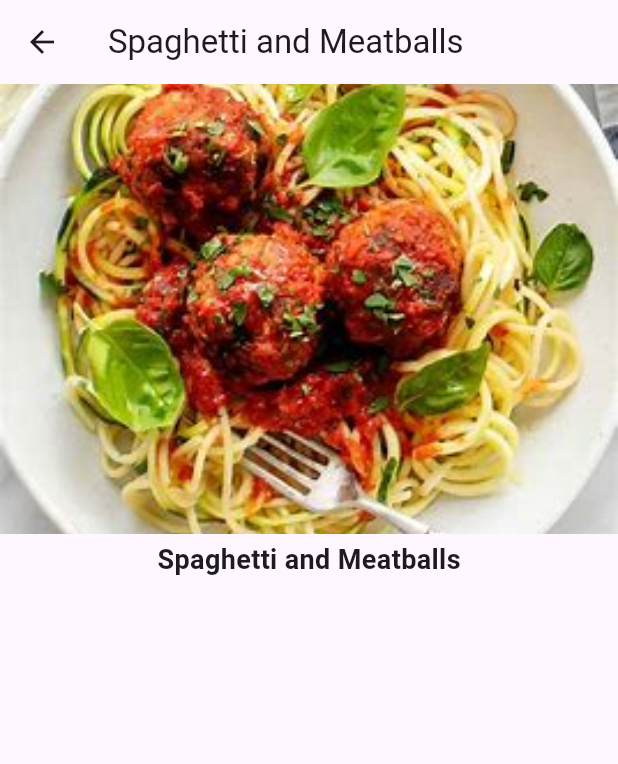
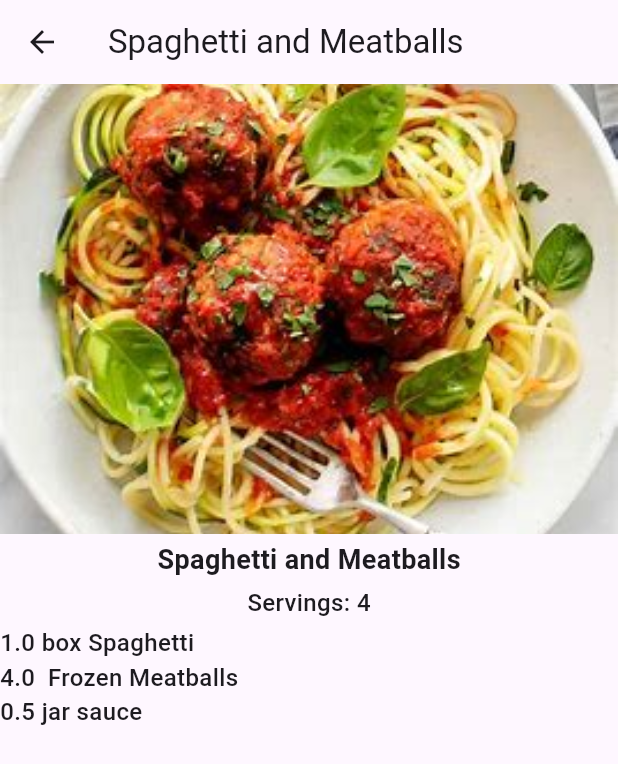
Before and after one commit to MaazU-Dev/Recipe-App, a Flutter app: the screen it shows after launch, after a tap on "Spaghetti and Meatballs", on a phone screen of 412 x 824 dp. Shown: the top 764 px of the screen. Run offline on Flutter 3.47's test engine with Material 3 defaults, Android fonts, the phone set to English and light mode, and no system bars.

Commit message:
serving and ingredeints

```diff
--- a/lib/recipe.dart
+++ b/lib/recipe.dart
@@ -1,8 +1,10 @@
 class MyRecipe {
   String label;
   String imageURL;
+  int servings;
+  List<Ingredient> ingredients;
 
-  MyRecipe(this.label, this.imageURL);
+  MyRecipe(this.label, this.imageURL, this.servings, this.ingredients);
 
   static List<MyRecipe> samples = [
     // Recipe('Spaghetti and Meatballs', 'https://plus.unsplash.com/premium_photo-1664472607170-692bc1d09eb8?q=80&w=1780&auto=format&fit=crop&ixlib=rb-4.0.3&ixid=M3wxMjA3fDB8MHxwaG90by1wYWdlfHx8fGVufDB8fHx8fA%3D%3D'),
@@ -12,12 +14,42 @@ class MyRecipe {
     // Recipe('Taco Salad', 'https://images.unsplash.com/photo-1547496502-affa22d38842?q=80&w=1877&auto=format&fit=crop&ixlib=rb-4.0.3&ixid=M3wxMjA3fDB8MHxwaG90by1wYWdlfHx8fGVufDB8fHx8fA%3D%3D'),
     // Recipe('Hawaiian Pizza', 'https://images.unsplash.com/photo-1565299624946-b28f40a0ae38?q=80&w=1981&auto=format&fit=crop&ixlib=rb-4.0.3&ixid=M3wxMjA3fDB8MHxwaG90by1wYWdlfHx8fGVufDB8fHx8fA%3D%3D'),
     // now pick all above from assets
-    MyRecipe('Spaghetti and Meatballs', 'assets/1.jpeg'),
-    MyRecipe('Tomato Soup', 'assets/2.jpeg'),
-    MyRecipe('Grilled Cheese', 'assets/3.jpeg'),
-    MyRecipe('Chocolate Chip Cookies', 'assets/4.jpeg'),
-    MyRecipe('Taco Salad', 'assets/5.jpeg'),
-    MyRecipe('Hawaiian Pizza', 'assets/6.jpeg'),
+    MyRecipe('Spaghetti and Meatballs', 'assets/1.jpeg', 4, [
+      Ingredient(1.0, 'box', 'Spaghetti'),
+      Ingredient(4.0, '', 'Frozen Meatballs'),
+      Ingredient(0.5, 'jar', 'sauce'),
+    ]),
+    MyRecipe('Tomato Soup', 'assets/2.jpeg', 2, [
+      Ingredient(1.0, 'can', 'Tomato Soup'),
+    ]),
+    MyRecipe('Grilled Cheese', 'assets/3.jpeg', 1, [
+      Ingredient(2.0, 'slices', 'Cheese'),
+      Ingredient(2.0, 'slices', 'Bread'),
+    ]),
+    MyRecipe('Chocolate Chip Cookies', 'assets/4.jpeg', 24, [
+      Ingredient(4.0, 'cups', 'flour'),
+      Ingredient(2.0, 'cups', 'sugar'),
+      Ingredient(0.5, 'cups', 'chocolate chips'),
+    ]),
+    MyRecipe('Taco Salad', 'assets/5.jpeg', 1, [
+      Ingredient(4.0, 'oz', 'taco meat'),
+      Ingredient(0.5, 'cup', 'cheese'),
+      Ingredient(0.5, 'cup', 'chips'),
+      Ingredient(0.5, 'cup', 'salsa'),
+    ]),
+    MyRecipe('Hawaiian Pizza', 'assets/6.jpeg', 4, [
+      Ingredient(1.0, 'item', 'pizza'),
+      Ingredient(1.0, 'cup', 'pineapple'),
+      Ingredient(8.0, 'oz', 'ham'),
+    ]),
     // Recipe('from assets', 'assets/food.jpg'),
   ];
 }
+
+class Ingredient {
+  double quantity;
+  String measure;
+  String name;
+
+  Ingredient(this.quantity, this.measure, this.name);
+}
--- a/lib/recipe_detail.dart
+++ b/lib/recipe_detail.dart
@@ -37,6 +37,33 @@ class _RecipeDetailState extends State<RecipeDetail> {
                 fontWeight: FontWeight.bold,
               ),
             ),
+            const SizedBox(
+              height: 4.0,
+            ),
+            Text(
+              'Servings: ${widget.recipe.servings}',
+              style: const TextStyle(
+                fontSize: 16.0,
+                fontWeight: FontWeight.w500,
+              ),
+            ),
+            const SizedBox(
+              height: 4.0,
+            ),
+            Expanded(
+              child: ListView.builder(
+                itemCount: widget.recipe.ingredients.length,
+                itemBuilder: (BuildContext context, int index) {
+                  return Text(
+                    '${widget.recipe.ingredients[index].quantity} ${widget.recipe.ingredients[index].measure} ${widget.recipe.ingredients[index].name}',
+                    style: const TextStyle(
+                      fontSize: 16.0,
+                      fontWeight: FontWeight.w500,
+                    ),
+                  );
+                },
+              ),
+            ),
           ],
         ),
       ),
```
